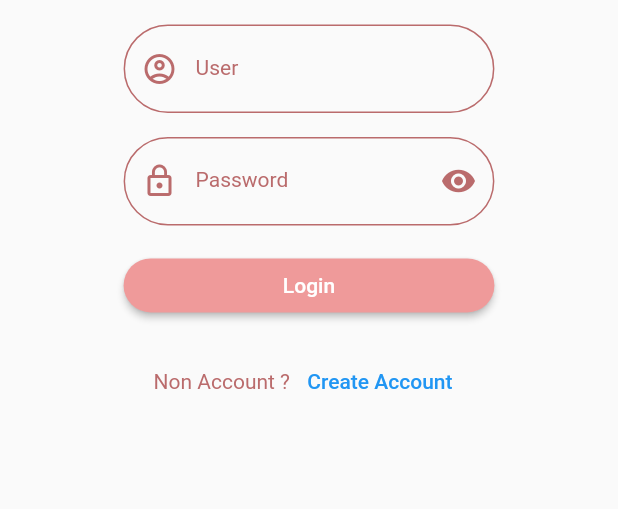
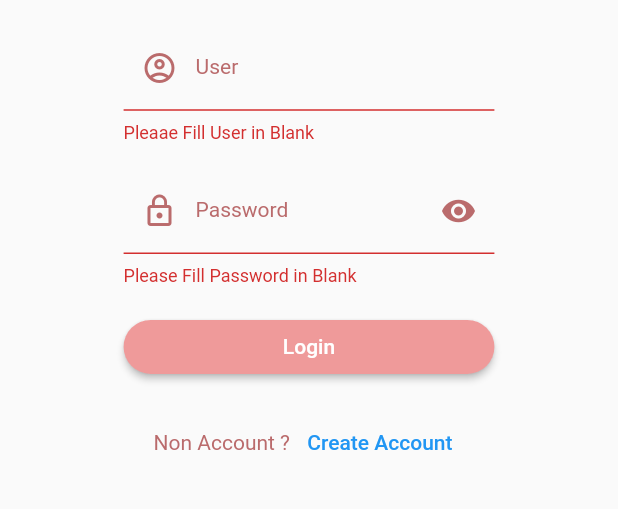
Before and after one commit to poomonlinez4/boneclinicmsu, a Flutter app: the Authen screen opened by its route, after a tap on "Login", on a phone screen of 412 x 824 dp, the part 536-1045 px from its top. Run offline on Flutter 3.47's test engine with Material 2 defaults, Android fonts, the phone set to English and light mode, and no system bars; our stand-ins replace dio, image_picker.

Commit message:
update 15/07

```diff
--- /dev/null
+++ b/lib/models/user_model.dart
@@ -0,0 +1,139 @@
+// ignore_for_file: public_member_api_docs, sort_constructors_first
+import 'dart:convert';
+
+class UserModel {
+  final String members_id;
+  final String user;
+  final String password;
+  final String name_prefix;
+  final String name;
+  final String surname;
+  final String sex;
+  final String address;
+  final String phone;
+  final String email;
+  final String pic_members;
+  final String role_id;
+  UserModel({
+    required this.members_id,
+    required this.user,
+    required this.password,
+    required this.name_prefix,
+    required this.name,
+    required this.surname,
+    required this.sex,
+    required this.address,
+    required this.phone,
+    required this.email,
+    required this.pic_members,
+    required this.role_id,
+  });
+
+  UserModel copyWith({
+    String? members_id,
+    String? user,
+    String? password,
+    String? name_prefix,
+    String? name,
+    String? surname,
+    String? sex,
+    String? address,
+    String? phone,
+    String? email,
+    String? pic_members,
+    String? role_id,
+  }) {
+    return UserModel(
+      members_id: members_id ?? this.members_id,
+      user: user ?? this.user,
+      password: password ?? this.password,
+      name_prefix: name_prefix ?? this.name_prefix,
+      name: name ?? this.name,
+      surname: surname ?? this.surname,
+      sex: sex ?? this.sex,
+      address: address ?? this.address,
+      phone: phone ?? this.phone,
+      email: email ?? this.email,
+      pic_members: pic_members ?? this.pic_members,
+      role_id: role_id ?? this.role_id,
+    );
+  }
+
+  Map<String, dynamic> toMap() {
+    return <String, dynamic>{
+      'members_id': members_id,
+      'user': user,
+      'password': password,
+      'name_prefix': name_prefix,
+      'name': name,
+      'surname': surname,
+      'sex': sex,
+      'address': address,
+      'phone': phone,
+      'email': email,
+      'pic_members': pic_members,
+      'role_id': role_id,
+    };
+  }
+
+  factory UserModel.fromMap(Map<String, dynamic> map) {
+    return UserModel(
+      members_id: map['members_id'] as String,
+      user: map['user'] as String,
+      password: map['password'] as String,
+      name_prefix: map['name_prefix'] as String,
+      name: map['name'] as String,
+      surname: map['surname'] as String,
+      sex: map['sex'] as String,
+      address: map['address'] as String,
+      phone: map['phone'] as String,
+      email: map['email'] as String,
+      pic_members: map['pic_members'] as String,
+      role_id: map['role_id'] as String,
+    );
+  }
+
+  String toJson() => json.encode(toMap());
+
+  factory UserModel.fromJson(String source) =>
+      UserModel.fromMap(json.decode(source) as Map<String, dynamic>);
+
+  @override
+  String toString() {
+    return 'UserModel(members_id: $members_id, user: $user, password: $password, name_prefix: $name_prefix, name: $name, surname: $surname, sex: $sex, address: $address $sex, phone: $phone, email: $email, pic_members: $pic_members, role_id: $role_id)';
+  }
+
+  @override
+  bool operator ==(covariant UserModel other) {
+    if (identical(this, other)) return true;
+
+    return other.members_id == members_id &&
+        other.user == user &&
+        other.password == password &&
+        other.name_prefix == name_prefix &&
+        other.name == name &&
+        other.surname == surname &&
+        other.sex == sex &&
+        other.address == address &&
+        other.phone == phone &&
+        other.email == email &&
+        other.pic_members == pic_members &&
+        other.role_id == role_id;
+  }
+
+  @override
+  int get hashCode {
+    return members_id.hashCode ^
+        user.hashCode ^
+        password.hashCode ^
+        name_prefix.hashCode ^
+        name.hashCode ^
+        surname.hashCode ^
+        sex.hashCode ^
+        address.hashCode ^
+        phone.hashCode ^
+        email.hashCode ^
+        pic_members.hashCode ^
+        role_id.hashCode;
+  }
+}
--- a/lib/states/authen.dart
+++ b/lib/states/authen.dart
@@ -1,6 +1,11 @@
+import 'dart:convert';
+
+import 'package:boneclinicmsu/models/user_model.dart';
 import 'package:boneclinicmsu/unility/my_constant.dart';
+import 'package:boneclinicmsu/unility/my_dialod.dart';
 import 'package:boneclinicmsu/widgets/show_image.dart';
 import 'package:boneclinicmsu/widgets/show_title.dart';
+import 'package:dio/dio.dart';
 import 'package:flutter/material.dart';
 
 class Authen extends StatefulWidget {
@@ -12,6 +17,9 @@ class Authen extends StatefulWidget {
 
 class _AuthenState extends State<Authen> {
   bool statusRedEye = true;
+  final formKey = GlobalKey<FormState>();
+  TextEditingController userController = TextEditingController();
+  TextEditingController passwordController = TextEditingController();
 
   @override
   Widget build(BuildContext context) {
@@ -21,6 +29,8 @@ class _AuthenState extends State<Authen> {
         child: GestureDetector(
           onTap: () => FocusScope.of(context).requestFocus(FocusNode()),
           behavior: HitTestBehavior.opaque,
+          child: Form(
+            key: formKey,
             child: ListView(
               children: [
                 builImage(size),
@@ -30,6 +40,7 @@ class _AuthenState extends State<Authen> {
                 buildLogin(size),
                 buildCreateAccount(),
               ],
+            ),
           ),
         ),
       ),
@@ -62,11 +73,43 @@ class _AuthenState extends State<Authen> {
             width: size * 0.6,
             child: ElevatedButton(
               style: MyConstant().myButtonStyle(),
-              onPressed: () {},
+              onPressed: () {
+                if (formKey.currentState!.validate()) {
+                  String user = userController.text;
+                  String password = passwordController.text;
+                  print('## user = $user, password = $password');
+                  checkAuthen(user: user, password: password);
+                }
+              },
               child: Text('Login'),
             )),
       ],
     );
+  }
+
+  Future<Null> checkAuthen({String? user, String? password}) async {
+    String apiCheckAuthen =
+        '${MyConstant.domain}/boneclinic/getUserWhereUser.php?isAdd=true&user=$user';
+    await Dio().get(apiCheckAuthen).then((value) {
+      print('## value for API ==>> $value ');
+      if (value.toString() == 'null') {
+        MyDialog()
+            .normalDialog(context, 'User False !!!', 'No $user in My Database');
+      } else {
+        for (var item in json.decode(value.data)) {
+          UserModel model = UserModel.fromMap(item);
+          if (password == model.password) {
+            // Success Authen
+            String type = model.password;
+            print('## Authen Success in Type ==> type');
+          } else {
+            // Authen False
+            MyDialog().normalDialog(context, 'Password False !!!',
+                'Password False Please Try Again');
+          }
+        }
+      }
+    });
   }
 
   Row buildUser(double size) {
@@ -77,6 +120,14 @@ class _AuthenState extends State<Authen> {
           margin: EdgeInsets.only(top: 16),
           width: size * 0.6,
           child: TextFormField(
+            controller: userController,
+            validator: (value) {
+              if (value!.isEmpty) {
+                return 'Pleaae Fill User in Blank';
+              } else {
+                return null;
+              }
+            },
             decoration: InputDecoration(
               labelStyle: MyConstant().h3style(),
               labelText: 'User ',
@@ -107,6 +158,14 @@ class _AuthenState extends State<Authen> {
           margin: EdgeInsets.only(top: 16),
           width: size * 0.6,
           child: TextFormField(
+            controller: passwordController,
+            validator: (value) {
+              if (value!.isEmpty) {
+                return 'Please Fill Password in Blank';
+              } else {
+                return null;
+              }
+            },
             obscureText: statusRedEye,
             decoration: InputDecoration(
               suffixIcon: IconButton(
--- a/lib/unility/my_constant.dart
+++ b/lib/unility/my_constant.dart
@@ -3,7 +3,7 @@ import 'package:flutter/material.dart';
 class MyConstant {
   // Genernal
   static String appName = 'Bone Clinic';
-  static String domain = 'https://3068-183-88-155-42.ap.ngrok.io';
+  static String domain = 'https://a0e8-184-82-52-47.ap.ngrok.io';
 
   // Route
   static String routeAuthen = '/authen';
```
Also changed, not shown: lib/states/create_account.dart (+59 -1 lines). Lines whose indentation alone changed are shown as unchanged.
